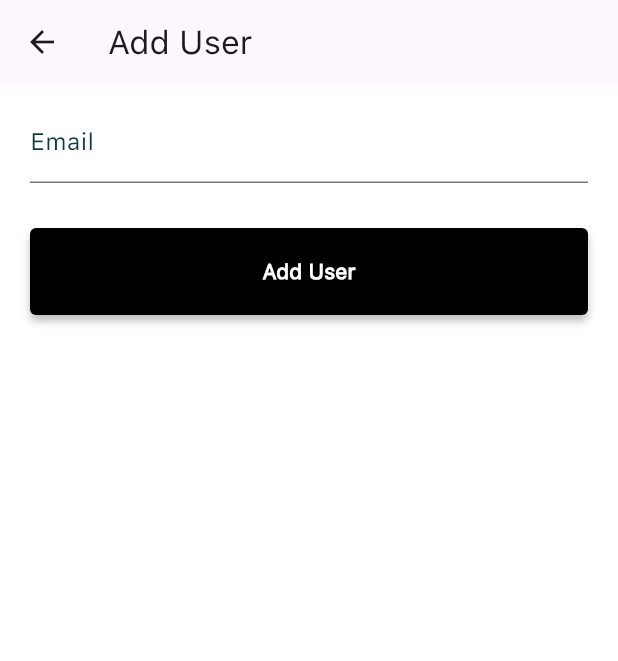
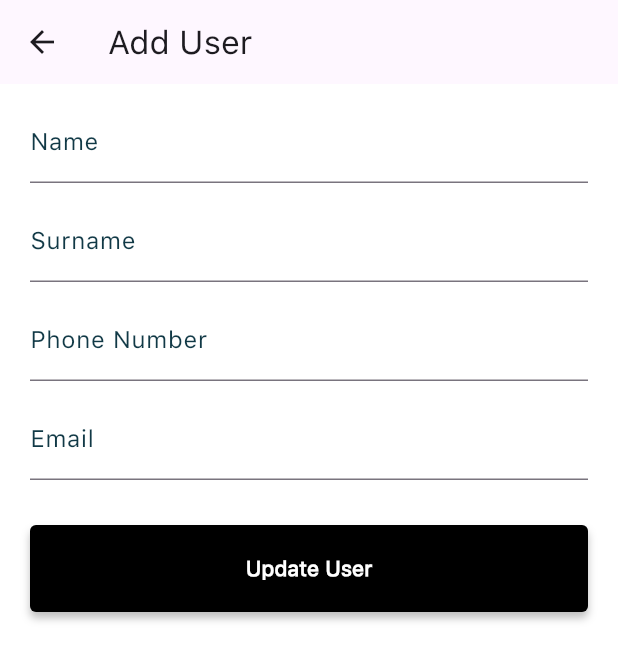
Before and after one commit to Bhavya2004/Performance-And-Project-Management-Tool, a Flutter app: the AddUser screen opened by its route, on a phone screen of 412 x 824 dp. Shown: the top 661 px of the screen. Run offline on Flutter 3.47's test engine with Material 3 defaults, Android fonts, the phone set to English and light mode, and no system bars; our stand-ins replace cloud_firestore, firebase_auth, firebase_core; accounts and stored records are empty; project files that could hold a hidden picture were left out.

Commit message:
Masters Tab Updated

```diff
--- a/lib/routes/route.dart
+++ b/lib/routes/route.dart
@@ -9,12 +9,17 @@ import 'package:ppmt/screens/user_dashboard.dart';
 import 'package:ppmt/screens/users.dart';
 
 Map<String, Widget Function(BuildContext)> route = {
-  '/' : (context) => Splash(),
-  '/auth' : (context) => AuthPage(),
+  '/': (context) => Splash(),
+  '/auth': (context) => AuthPage(),
   '/signin': (context) => SignInScreen(),
   '/admin_dashboard': (context) => AdminDashboard(),
   '/user_dashboard': (context) => UserDashboard(),
-  "/add_user": (context) => AddUser(),
+  "/add_user": (context) => AddUser(
+        name: "",
+        surname: "",
+        phoneNumber: "",
+        email: "",
+      ),
   "/user_list": (context) => Users(),
   "/user": (context) => User(),
 };
--- a/lib/screens/add_user.dart
+++ b/lib/screens/add_user.dart
@@ -6,7 +6,14 @@ import 'package:ppmt/components/textfield.dart';
 import 'dart:math';
 
 class AddUser extends StatefulWidget {
-  const AddUser({Key? key}) : super(key: key);
+  final String? name;
+  final String? surname;
+  final String? phoneNumber;
+  final String? email;
+
+  const AddUser(
+      {Key? key, this.name, this.surname, this.phoneNumber, this.email})
+      : super(key: key);
 
   @override
   State<AddUser> createState() => _AddUserState();
@@ -26,6 +33,10 @@ class _AddUserState extends State<AddUser> {
   void initState() {
     super.initState();
     _isMounted = true;
+    nameController.text = widget.name!;
+    surNameController.text = widget.surname!;
+    emailController.text = widget.email!;
+    phoneNumberController.text = widget.phoneNumber!;
   }
 
   @override
@@ -50,6 +61,43 @@ class _AddUserState extends State<AddUser> {
               child: Column(
                 children: [
                   textFormField(
+                    controller: nameController,
+                    obscureText: false,
+                    validator: (value) {
+                      if (value == null || value.trim().isEmpty) {
+                        return "Name is required";
+                      }
+                      return null;
+                    },
+                    keyboardType: TextInputType.name,
+                    labelText: 'Name',
+                  ),
+                  textFormField(
+                    controller: surNameController,
+                    obscureText: false,
+                    validator: (value) {
+                      if (value == null || value.trim().isEmpty) {
+                        return "Surname is required";
+                      }
+                      return null;
+                    },
+                    keyboardType: TextInputType.name,
+                    labelText: 'Surname',
+                  ),
+                  textFormField(
+                    controller: phoneNumberController,
+                    obscureText: false,
+                    validator: (value) {
+                      if (value == null || value.trim().isEmpty) {
+                        return "Phone Number is required";
+                      }
+                      return null;
+                    },
+                    inputFormatNumber: 10,
+                    keyboardType: TextInputType.number,
+                    labelText: 'Phone Number',
+                  ),
+                  textFormField(
                     controller: emailController,
                     obscureText: false,
                     validator: (value) {
@@ -65,7 +113,12 @@ class _AddUserState extends State<AddUser> {
                     height: 20,
                   ),
                   button(
-                    buttonName: "Add User",
+                    buttonName: widget.name != null &&
+                            widget.surname != null &&
+                            widget.phoneNumber != null &&
+                            widget.email != null
+                        ? "Update User"
+                        : "Add User",
                     onPressed: addUser,
                   ),
                 ],
@@ -80,30 +133,42 @@ class _AddUserState extends State<AddUser> {
   Future<void> addUser() async {
     if (_formSignInKey.currentState!.validate()) {
       try {
-        // Create user account in Firebase Authentication
-        await FirebaseAuth.instance
-            .createUserWithEmailAndPassword(
+        if (widget.name != null &&
+            widget.surname != null &&
+            widget.phoneNumber != null &&
+            widget.email != null) {
+          // Update existing user
+          await updateDetails();
+        } else {
+          // Create new user account in Firebase Authentication
+          await FirebaseAuth.instance.createUserWithEmailAndPassword(
             email: emailController.text,
             password: generateRandomPassword(),
-            )
-            .then(
-              (value) => {
-                postDetailsToFirestore(emailController.text, "user"),
-              },
           );
           // Send temporary password to user's email
           await sendTemporaryPassword(
-            emailController.text, generateRandomPassword());
-
+            emailController.text,
+            generateRandomPassword(),
+          );
+          // Post user details to Firestore
+          await postDetailsToFirestore(
+            name: nameController.text.toString(),
+            surname: surNameController.text.toString(),
+            phoneNumber: phoneNumberController.text,
+            email: emailController.text.toString(),
+            role: "user",
+          );
+          // Show success message
           ScaffoldMessenger.of(context).showSnackBar(
             SnackBar(
               content: Text(
-                'User registered successfully. Check your email for the password.'),
+                'User registered successfully. Check your email for the password.',
+              ),
             ),
           );
-
-        // Navigate back to Dashboard after registration
-        Navigator.of(context).pushReplacementNamed('/user_dashboard');
+        }
+        // Navigate back to Dashboard after registration or update
+        Navigator.of(context).pop();
       } on FirebaseAuthException catch (e) {
         if (e.code == 'email-already-in-use') {
           ScaffoldMessenger.of(context).showSnackBar(
@@ -153,10 +218,34 @@ class _AddUserState extends State<AddUser> {
     }
   }
 
-  postDetailsToFirestore(String email, String rool) async {
+  postDetailsToFirestore(
+      {required String email,
+      required String role,
+      required String name,
+      required String surname,
+      required String phoneNumber}) async {
     FirebaseFirestore firebaseFirestore = FirebaseFirestore.instance;
     var user = FirebaseAuth.instance.currentUser;
     CollectionReference ref = firebaseFirestore.collection('users');
-    ref.doc(user!.uid).set({'email': emailController.text, 'role': rool});
+    ref.doc(user!.uid).set({
+      'email': emailController.text,
+      'role': role,
+      'name': name,
+      'surname': surname,
+      'phoneNumber': phoneNumber
+    });
+  }
+
+  Future<void> updateDetails() async {
+    // Update user details in Firestore
+    FirebaseFirestore firebaseFirestore = FirebaseFirestore.instance;
+    var user = FirebaseAuth.instance.currentUser;
+    CollectionReference ref = firebaseFirestore.collection('users');
+    await ref.doc(user!.uid).update({
+      'email': emailController.text,
+      'name': nameController.text,
+      'surname': surNameController.text,
+      'phoneNumber': phoneNumberController.text,
+    });
   }
 }
```
Also changed, not shown: lib/screens/user_dashboard.dart (+28 -4 lines). Lines whose indentation alone changed are shown as unchanged.
